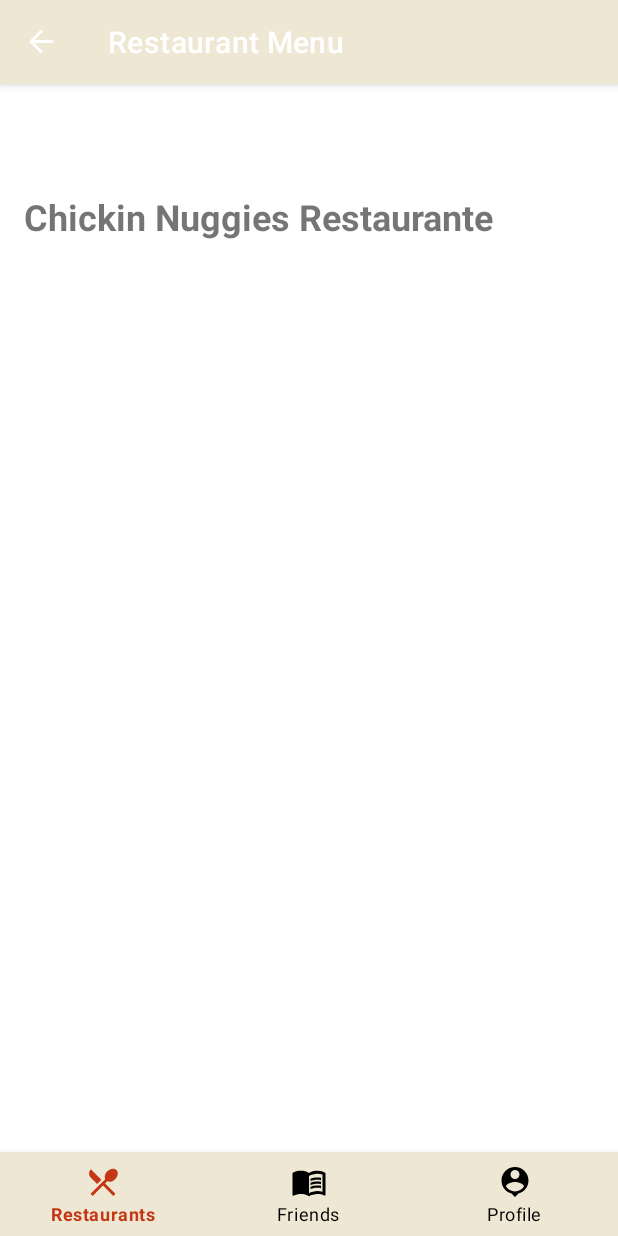
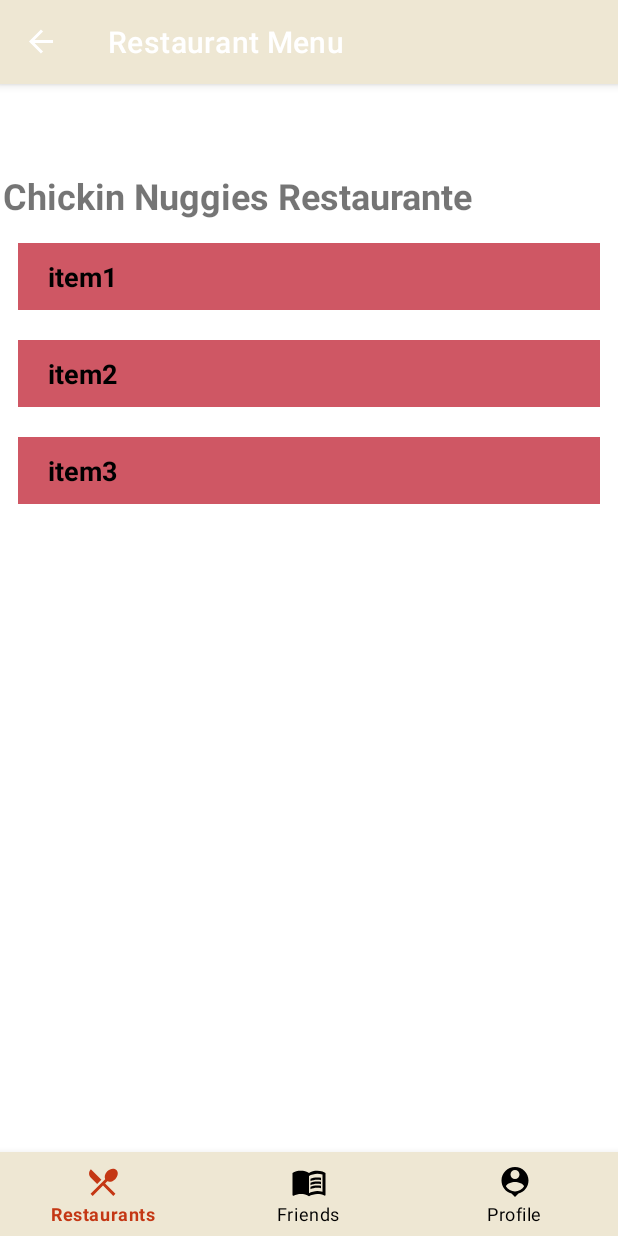
Before and after one commit to sarenayang/FoodLens, an Android app: the screen it shows after launch (MainActivity), after a tap on "Chickin Nuggies Restaurante", on a phone screen of 412 x 824 dp. Run offline under Robolectric (Android 15) with nearby library versions, the phone set to English and light mode, and no system bars; our stand-ins replace Volley, navigation-ui.

Commit message:
add test menu items to menu page

```diff
--- a/app/src/main/java/hk/hku/cs/foodlens/ui/menu/MenuFragment.kt
+++ b/app/src/main/java/hk/hku/cs/foodlens/ui/menu/MenuFragment.kt
@@ -2,17 +2,25 @@ package hk.hku.cs.foodlens.ui.menu
 
 import android.os.Bundle
 import android.view.LayoutInflater
+import android.view.MenuItem
 import android.view.View
 import android.view.ViewGroup
 import androidx.fragment.app.Fragment
+import androidx.lifecycle.ViewModelProvider
 import androidx.navigation.fragment.findNavController
 import androidx.navigation.fragment.navArgs
+import androidx.recyclerview.widget.LinearLayoutManager
+import androidx.recyclerview.widget.RecyclerView
 import hk.hku.cs.foodlens.databinding.FragmentMenuBinding
+import hk.hku.cs.foodlens.ui.restaurants.RestaurantCardAdapter
+import hk.hku.cs.foodlens.ui.restaurants.RestaurantsFragmentDirections
+import hk.hku.cs.foodlens.ui.restaurants.RestaurantsViewModel
 
 class MenuFragment : Fragment() {
 
     private var _binding: FragmentMenuBinding? = null
     private val binding get() = _binding!!
+    private lateinit var menuViewModel: MenuViewModel
     private val args: MenuFragmentArgs by navArgs()
 
     override fun onCreateView(
@@ -20,6 +28,9 @@ class MenuFragment : Fragment() {
         container: ViewGroup?,
         savedInstanceState: Bundle?
     ): View {
+        menuViewModel =
+            ViewModelProvider(this).get(MenuViewModel::class.java)
+
         _binding = FragmentMenuBinding.inflate(inflater, container, false)
         val root: View = binding.root
 
@@ -28,6 +39,19 @@ class MenuFragment : Fragment() {
         return root
     }
 
+    override fun onViewCreated(view: View, savedInstanceState: Bundle?) {
+        super.onViewCreated(view, savedInstanceState)
+
+        val recyclerView: RecyclerView = binding.menuListRecyclerview
+        recyclerView.layoutManager = LinearLayoutManager(context)
+
+        val menuViewModel = ViewModelProvider(this).get(MenuViewModel::class.java)
+        menuViewModel.menu_items.observe(viewLifecycleOwner) { items ->
+            recyclerView.adapter = MenuItemAdapter(requireContext(), args.title, items) { cardData ->
+            }
+        }
+    }
+
 
     override fun onDestroyView() {
         super.onDestroyView()
--- /dev/null
+++ b/app/src/main/java/hk/hku/cs/foodlens/ui/menu/MenuItemAdapter.kt
@@ -0,0 +1,45 @@
+package hk.hku.cs.foodlens.ui.menu
+
+import android.content.Context
+import android.view.LayoutInflater
+import android.view.Menu
+import android.view.View
+import android.view.ViewGroup
+import android.widget.TextView
+import androidx.recyclerview.widget.RecyclerView
+import hk.hku.cs.foodlens.R
+
+
+class MenuItemAdapter(
+    private val context: Context,
+    private val restaurantName: String,
+    private val menuItems: List<String>,
+    private val onItemClick: (String) -> Unit
+) : RecyclerView.Adapter<MenuItemAdapter.MenuViewHolder>() {
+
+    override fun onCreateViewHolder(parent: ViewGroup, viewType: Int): MenuViewHolder {
+        val view = LayoutInflater.from(context).inflate(R.layout.menu_item, parent, false)
+        return MenuViewHolder(view)
+    }
+
+    override fun onBindViewHolder(holder: MenuViewHolder, position: Int) {
+        val item = menuItems[position]
+        holder.bind(item, onItemClick)
+    }
+
+    override fun getItemCount(): Int = menuItems.size
+
+    class MenuViewHolder(itemView: View) : RecyclerView.ViewHolder(itemView) {
+        private val itemNameTextView: TextView = itemView.findViewById(R.id.item_name)
+
+        fun bind(itemName: String, onItemClick: (String) -> Unit) {
+            itemNameTextView.text = itemName
+            itemView.setOnClickListener { onItemClick(itemName) }
+        }
+    }
+}
+
+//    fun updateRestaurants(newRestaurants: List<RestaurantCardData>) {
+//        restaurants = newRestaurants
+//        notifyDataSetChanged()
+//    }
--- /dev/null
+++ b/app/src/main/java/hk/hku/cs/foodlens/ui/menu/MenuViewModel.kt
@@ -0,0 +1,28 @@
+package hk.hku.cs.foodlens.ui.menu
+
+import android.app.Application
+import android.util.Log
+import androidx.lifecycle.AndroidViewModel
+import androidx.lifecycle.LiveData
+import androidx.lifecycle.MutableLiveData
+import androidx.lifecycle.ViewModel
+import com.android.volley.Request
+import com.android.volley.Response
+import com.android.volley.toolbox.JsonArrayRequest
+import com.android.volley.toolbox.JsonObjectRequest
+import com.android.volley.toolbox.Volley
+import hk.hku.cs.foodlens.ui.model.Restaurant
+import org.json.JSONArray
+import org.json.JSONObject
+
+class MenuViewModel(application: Application) : AndroidViewModel(application) {
+    private val _menuItems = MutableLiveData<List<String>>()
+    val menu_items: LiveData<List<String>> = _menuItems
+
+    init {
+//        fetchRestaurantsFromDatabase()
+        _menuItems.value = listOf("item1", "item2", "item3")
+    }
+
+
+}
--- a/app/src/main/java/hk/hku/cs/foodlens/ui/restaurants/RestaurantCardAdapter.kt
+++ b/app/src/main/java/hk/hku/cs/foodlens/ui/restaurants/RestaurantCardAdapter.kt
@@ -19,11 +19,14 @@ class RestaurantCardAdapter(
         val view = LayoutInflater.from(context).inflate(R.layout.restaurant_carditem, parent, false)
         return RestaurantViewHolder(view)
     }
+
     override fun onBindViewHolder(holder: RestaurantViewHolder, position: Int) {
         val restaurant = restaurants[position]
         holder.bind(restaurant, onItemClick)
     }
+
     override fun getItemCount(): Int = restaurants.size
+
     class RestaurantViewHolder(itemView: View) : RecyclerView.ViewHolder(itemView) {
         private val nameTextView: TextView = itemView.findViewById(R.id.restaurant_name)
         private val cuisineTextView: TextView = itemView.findViewById(R.id.cuisine)
--- a/app/src/main/res/layout/fragment_menu.xml
+++ b/app/src/main/res/layout/fragment_menu.xml
@@ -1,9 +1,19 @@
 <?xml version="1.0" encoding="utf-8"?>
-<LinearLayout xmlns:android="http://schemas.android.com/apk/res/android"
+<androidx.constraintlayout.widget.ConstraintLayout xmlns:android="http://schemas.android.com/apk/res/android"
+    xmlns:app="http://schemas.android.com/apk/res-auto"
+    xmlns:tools="http://schemas.android.com/tools"
     android:layout_width="match_parent"
+    android:layout_height="match_parent">
+    <LinearLayout
+        android:layout_width="0dp"
         android:layout_height="match_parent"
         android:orientation="vertical"
-    android:padding="16dp">
+        android:padding="2dp"
+        android:layout_alignParentTop="true"
+        app:layout_constraintTop_toTopOf="parent"
+        app:layout_constraintBottom_toBottomOf="parent"
+        app:layout_constraintStart_toStartOf="parent"
+        app:layout_constraintEnd_toEndOf="parent">
 
         <TextView
             android:id="@+id/titleTextView"
@@ -12,10 +22,18 @@
             android:textSize="24sp"
             android:textStyle="bold" />
 
-    <TextView
-        android:id="@+id/descriptionTextView"
-        android:layout_width="match_parent"
+        <androidx.recyclerview.widget.RecyclerView
+            android:id="@+id/menu_list_recyclerview"
+            android:layout_width="wrap_content"
             android:layout_height="wrap_content"
-        android:layout_marginTop="8dp"
-        android:textSize="16sp" />
+            android:paddingTop="5dp"
+            android:paddingBottom="100dp"
+            android:clipToPadding="false"
+            android:background="@android:color/transparent"
+            app:layout_constraintEnd_toEndOf="parent"
+            app:layout_constraintStart_toStartOf="parent"
+            app:layout_constraintTop_toTopOf="parent" />
+
     </LinearLayout>
+
+</androidx.constraintlayout.widget.ConstraintLayout>
--- a/app/src/main/res/layout/fragment_restaurants.xml
+++ b/app/src/main/res/layout/fragment_restaurants.xml
@@ -6,16 +6,22 @@
     android:layout_height="match_parent"
     tools:context=".ui.restaurants.RestaurantsFragment">
     <LinearLayout
-        android:layout_width="match_parent"
+        android:layout_width="0dp"
         android:layout_height="match_parent"
         android:orientation="vertical"
-        android:padding="2dp">
+        android:padding="2dp"
+        android:layout_alignParentTop="true"
+        app:layout_constraintTop_toTopOf="parent"
+        app:layout_constraintBottom_toBottomOf="parent"
+        app:layout_constraintStart_toStartOf="parent"
+        app:layout_constraintEnd_toEndOf="parent"
+        >
 
         <androidx.recyclerview.widget.RecyclerView
             android:id="@+id/restaurants_list_recyclerview"
             android:layout_width="wrap_content"
             android:layout_height="wrap_content"
-            android:paddingTop="16dp"
+            android:paddingTop="5dp"
             android:paddingBottom="100dp"
             android:clipToPadding="false"
             android:background="@android:color/transparent"
--- /dev/null
+++ b/app/src/main/res/layout/menu_item.xml
@@ -0,0 +1,28 @@
+<?xml version="1.0" encoding="utf-8"?>
+<RelativeLayout xmlns:android="http://schemas.android.com/apk/res/android"
+    android:layout_width="match_parent"
+    android:layout_height="wrap_content"
+    android:padding="10dp"
+    xmlns:app="http://schemas.android.com/apk/res-auto">
+
+    <androidx.constraintlayout.widget.ConstraintLayout
+        android:layout_width="match_parent"
+        android:layout_height="wrap_content"
+        android:background="#cf5764"
+        android:paddingHorizontal="20dp"
+        android:paddingVertical="10dp">
+        <TextView
+            android:id="@+id/item_name"
+            android:layout_width="0dp"
+            android:layout_height="wrap_content"
+            android:text="Item Name"
+            android:textSize="18sp"
+            android:textStyle="bold"
+            android:textColor="@android:color/black"
+            app:layout_constraintTop_toTopOf="parent"
+            app:layout_constraintStart_toStartOf="parent"
+            app:layout_constraintEnd_toEndOf="parent"
+            />
+
+    </androidx.constraintlayout.widget.ConstraintLayout>
+</RelativeLayout>
--- a/app/src/main/res/layout/restaurant_carditem.xml
+++ b/app/src/main/res/layout/restaurant_carditem.xml
@@ -12,6 +12,7 @@
         android:elevation="5dp"
         app:cardBackgroundColor="#99C33714"
         app:cardCornerRadius="10dp"
+        android:layout_alignParentTop="true"
         app:layout_constraintTop_toTopOf="parent"
         app:layout_constraintBottom_toBottomOf="parent">
         <androidx.constraintlayout.widget.ConstraintLayout
```
Also changed, not shown: app/src/main/java/hk/hku/cs/foodlens/ui/restaurants/RestaurantsFragment.kt (+0 -8 lines). Lines whose indentation alone changed are shown as unchanged.
